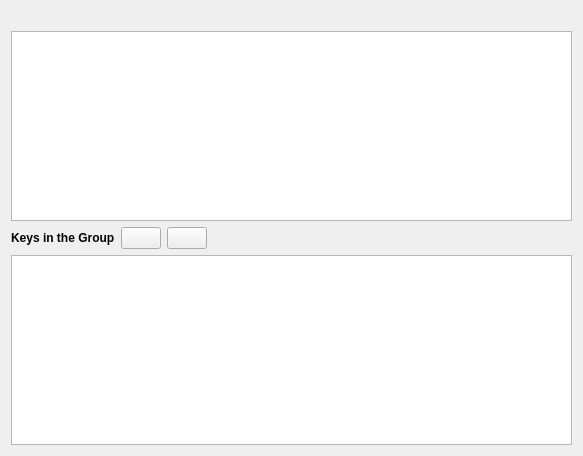
Old version of the form groupedit.ui in the repository KDE/kgpg.
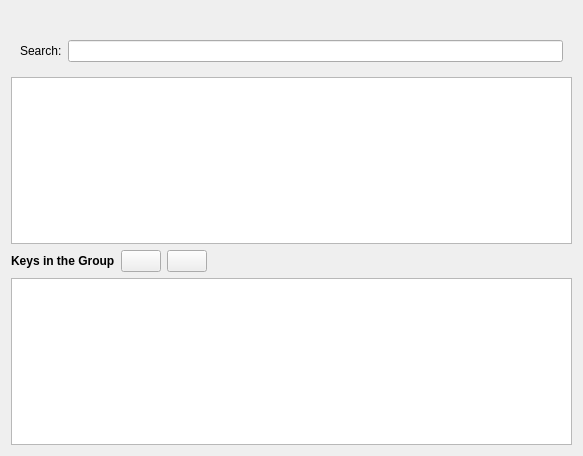
New version of the form. Custom widgets are drawn as their Qt base class.

Commit message: add search filter to group edit

Diff of the .ui file:
```diff
--- a/groupedit.ui
+++ b/groupedit.ui
@@ -29,6 +29,26 @@
      </property>
     </widget>
    </item>
+   <item>
+    <widget class="QWidget">
+     <layout class="QHBoxLayout">
+      <item>
+       <widget class="QLabel">
+        <property name="text">
+         <string>Search:</string>
+        </property>
+       </widget>
+      </item>
+      <item>
+       <widget class="KLineEdit" name="filterEdit">
+        <property name="clearButtonShown" >
+         <bool>true</bool>
+        </property>
+       </widget>
+      </item>
+     </layout>
+    </widget>
+   </item>
    <item>
     <widget class="QTableView" name="availableKeys" >
      <property name="acceptDrops" >
@@ -152,6 +172,13 @@
    </item>
   </layout>
  </widget>
+ <customwidgets>
+  <customwidget>
+   <class>KLineEdit</class>
+   <extends>QLineEdit</extends>
+   <header>klineedit.h</header>
+  </customwidget>
+ </customwidgets>
   <resources/>
  <connections/>
 </ui>
```
The commit also changes 1 other file.
